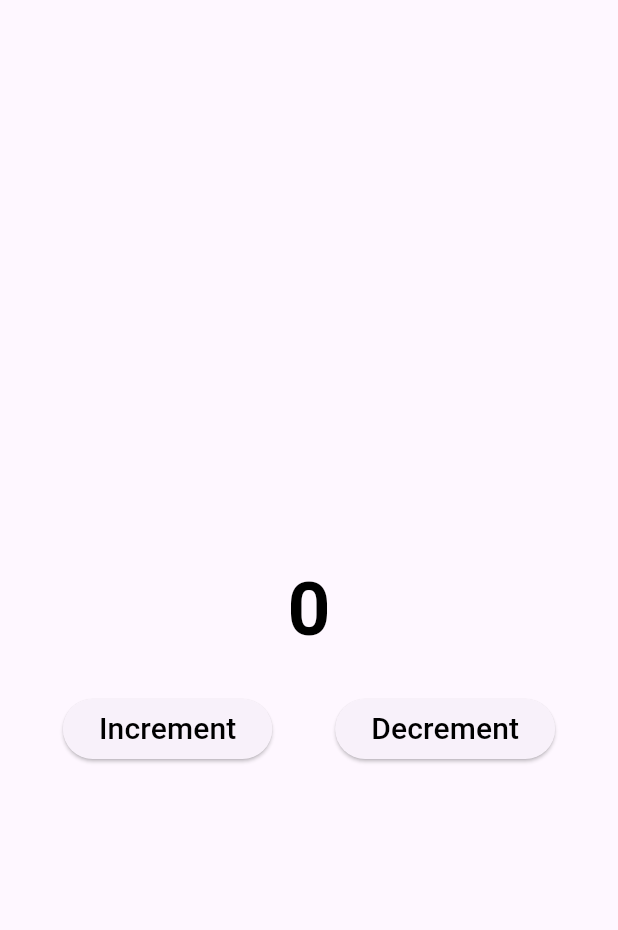
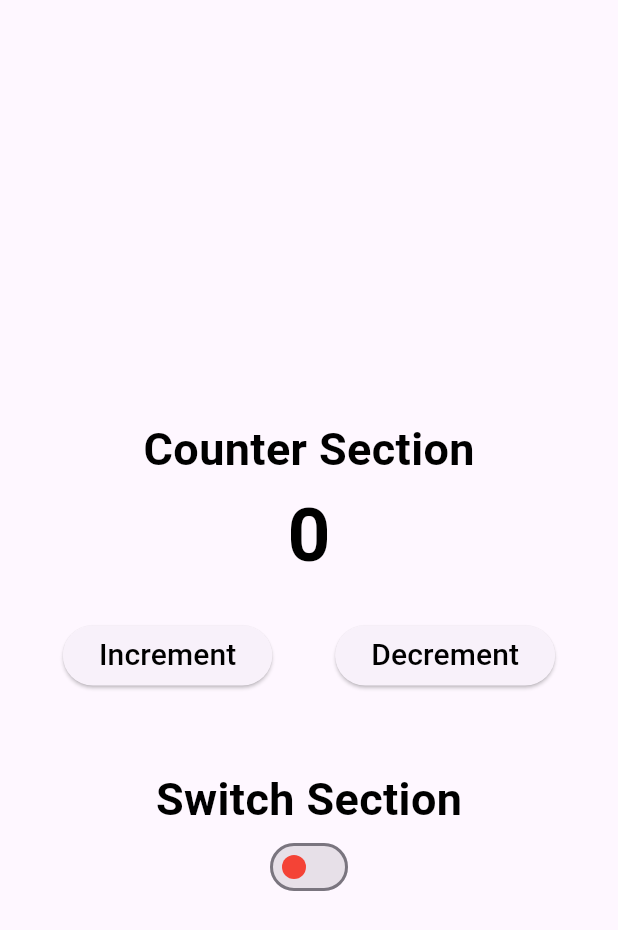
Before and after one commit to Adiikust/RiverPod_State_Managment, a Flutter app: the screen it shows after launch, on a phone screen of 412 x 824 dp. Shown: the top 930 px of the screen. Run offline on Flutter 3.47's test engine with Material 3 defaults, Android fonts, the phone set to English and light mode, and no system bars; our stand-ins replace flutter_riverpod.

Commit message:
add state provider with multi state handle

```diff
--- a/lib/app/view/state_provider_view.dart
+++ b/lib/app/view/state_provider_view.dart
@@ -7,6 +7,7 @@ class StateProviderView extends ConsumerWidget {
 
   @override
   Widget build(BuildContext context, WidgetRef ref) {
+    print("############################");
     return SafeArea(
       child: Scaffold(
         appBar: AppBar(),
@@ -14,7 +15,16 @@ class StateProviderView extends ConsumerWidget {
           mainAxisAlignment: MainAxisAlignment.center,
           crossAxisAlignment: CrossAxisAlignment.center,
           children: [
+            const Text(
+              "Counter Section",
+              style: TextStyle(
+                fontSize: 30,
+                fontWeight: FontWeight.bold,
+                color: Colors.black,
+              ),
+            ),
             Consumer(builder: (context, ref, child) {
+              print("counterValue");
               final data = ref.watch(StateProviderViewModel.counterValue);
               return Text(
                 data.toString(),
@@ -45,8 +55,7 @@ class StateProviderView extends ConsumerWidget {
                 ),
                 ElevatedButton(
                   onPressed: () {
-                      final check =
-                          ref.read(StateProviderViewModel.counterValue);
+                    final check = ref.read(StateProviderViewModel.counterValue);
                     if (check > 0) {
                       ref
                           .read(StateProviderViewModel.counterValue.notifier)
@@ -62,9 +71,32 @@ class StateProviderView extends ConsumerWidget {
                   ),
                 )
               ],
-              )
+            ),
+            const SizedBox(height: 50),
+            const Text(
+              "Switch Section",
+              style: TextStyle(
+                fontSize: 30,
+                fontWeight: FontWeight.bold,
+                color: Colors.black,
+              ),
+            ),
+            Consumer(builder: (context, ref, child) {
+              print("switchValue");
+              final value = ref.watch(StateProviderViewModel.switchValue);
+              return Switch(
+                  inactiveThumbColor: Colors.red,
+                  activeColor: Colors.black,
+                  value: value,
+                  onChanged: (value) {
+                    ref
+                        .read(StateProviderViewModel.switchValue.notifier)
+                        .state = value;
+                  });
+            })
           ],
-          )),
+        ),
+      ),
     );
   }
 }
--- a/lib/app/view_model/state_provider_view_model.dart
+++ b/lib/app/view_model/state_provider_view_model.dart
@@ -5,4 +5,9 @@ class StateProviderViewModel {
   static final counterValue = StateProvider<int>((ref) {
     return value;
   });
+
+  static bool isCheck = false;
+  static final switchValue = StateProvider<bool>((ref) {
+    return isCheck;
+  });
 }
```
Lines whose indentation alone changed are shown as unchanged.
